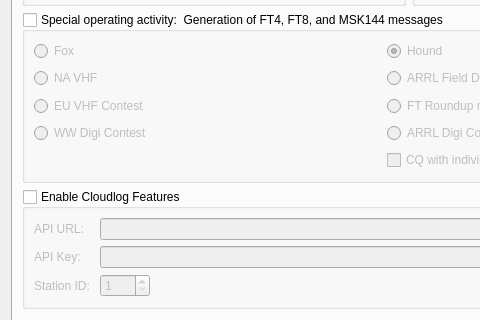
Above: Configuration.ui from GeoBaltz/wsjtx before the change; both pictures show x 0 to 480 and y 296 to 616 of the 818 by 735 pixel window. Below: the same form after it.
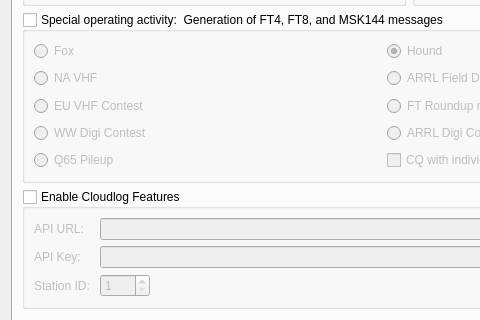
That is the form after the change. The open tabs and pages were chosen to show the change. Custom widgets are drawn as their Qt base class.

```diff
--- a/Configuration.ui
+++ b/Configuration.ui
@@ -2993,6 +2993,25 @@
             </attribute>
            </widget>
           </item>
+          <item row="4" column="0">
+           <widget class="QRadioButton" name="rbQ65pileup">
+            <property name="minimumSize">
+             <size>
+              <width>0</width>
+              <height>18</height>
+             </size>
+            </property>
+            <property name="toolTip">
+             <string>&lt;html&gt;&lt;head/&gt;&lt;body&gt;&lt;p&gt;Exchange 4-character locator instead of signal report.  Provides q3-level sensitivities for the DX operator.  Especially useful for 6m EME DXpeditions.&lt;/p&gt;&lt;/body&gt;&lt;/html&gt;</string>
+            </property>
+            <property name="text">
+             <string>Q65 Pileup</string>
+            </property>
+            <attribute name="buttonGroup">
+             <string notr="true">special_op_activity_button_group</string>
+            </attribute>
+           </widget>
+          </item>
          </layout>
         </widget>
        </item>
```
Left out of the diff: 16 changed lines with no effect on the pictures.
